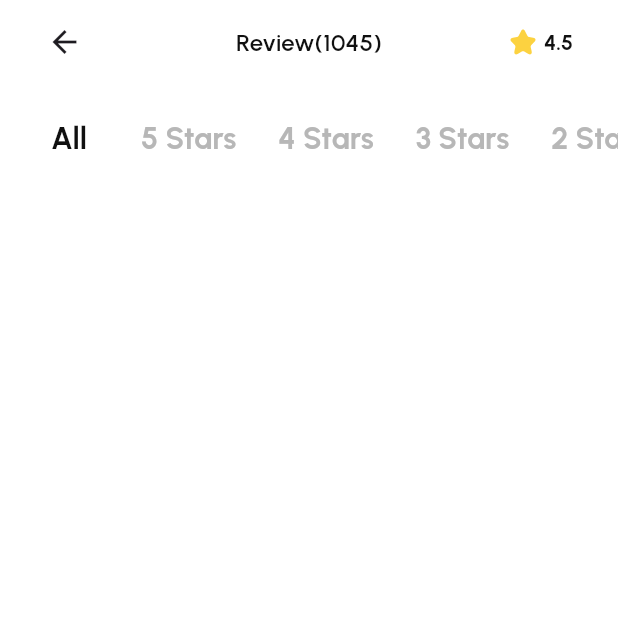
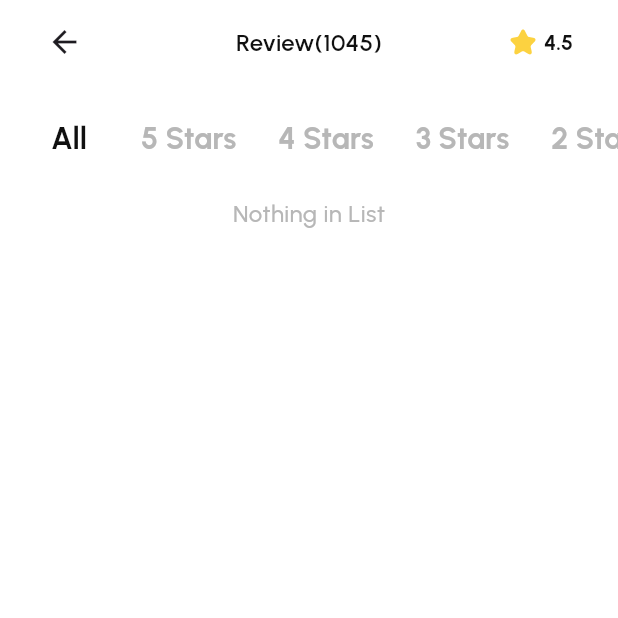
Before and after one commit to anjalmaharjan/Shoesly, a Flutter app: the ProductReviewPage screen opened directly with empty values, on a phone screen of 412 x 824 dp, the top half of it. Run offline on Flutter 3.47's test engine with Material 3 defaults, Android fonts, the phone set to English and light mode, and no system bars; our stand-ins replace bloc, cloud_firestore, firebase_core, firebase_messaging, flutter_bloc, flutter_local_notifications and 5 more; accounts and stored records are empty.

Commit message:
feat: review rating list implementation

```diff
--- a/lib/feature/product_review/presentation/cubit/product_review_state.dart
+++ b/lib/feature/product_review/presentation/cubit/product_review_state.dart
@@ -5,5 +5,6 @@ class ProductReviewState with _$ProductReviewState {
   const ProductReviewState._();
   const factory ProductReviewState({
     @Default(0) selectedCategoryIndex,
+    List<Review>? reviewList,
   }) = _ProductReviewState;
 }
--- a/lib/feature/product_review/presentation/pages/product_review_page.dart
+++ b/lib/feature/product_review/presentation/pages/product_review_page.dart
@@ -1,6 +1,7 @@
 import 'package:flutter/material.dart';
 import 'package:flutter_bloc/flutter_bloc.dart';
 import 'package:flutter_svg/flutter_svg.dart';
+import 'package:shoesly/core/theme/styles_manager.dart';
 import 'package:shoesly/feature/product_review/presentation/cubit/product_review_cubit.dart';
 
 import '../../../../core/core.dart';
@@ -14,21 +15,13 @@ class ProductReviewPage extends StatefulWidget {
 }
 
 class _ProductReviewPageState extends State<ProductReviewPage> {
-  List reviewCategoryList = [
-    'All',
-    "5 Stars",
-    "4 Stars",
-    '3 Stars',
-    "2 Stars",
-    '1 Star'
-  ];
-
   @override
   Widget build(BuildContext context) {
     final product = ModalRoute.of(context)?.settings.arguments as ProductModel;
 
     return BlocProvider(
-      create: (context) => ProductReviewCubit(),
+      create: (context) =>
+          ProductReviewCubit()..sortReviewList(product.review!),
       child: Scaffold(
         appBar: AppBar(
           centerTitle: true,
@@ -75,7 +68,9 @@ class _ProductReviewPageState extends State<ProductReviewPage> {
                             : EdgeInsets.zero,
                         child: CategoryItem(
                           isSelected: state.selectedCategoryIndex == index,
-                          text: reviewCategoryList[index],
+                          text: context
+                              .read<ProductReviewCubit>()
+                              .reviewCategoryList[index],
                           onPressed: () {
                             context
                                 .read<ProductReviewCubit>()
@@ -85,27 +80,46 @@ class _ProductReviewPageState extends State<ProductReviewPage> {
                       ),
                       separatorBuilder: (context, index) =>
                           const SizedBox(width: 4),
-                      itemCount: reviewCategoryList.length,
+                      itemCount: context
+                          .read<ProductReviewCubit>()
+                          .reviewCategoryList
+                          .length,
                     );
                   },
                 ),
               ),
-              Expanded(
+              BlocBuilder<ProductReviewCubit, ProductReviewState>(
+                builder: (context, state) {
+                  return Expanded(
                     child: ListView.separated(
                       padding: const EdgeInsets.only(
                           top: 20, bottom: 70, right: 30, left: 30),
                       shrinkWrap: true,
                       itemBuilder: (context, index) {
-                    return CommentItemWidget(
-                      commentModel: product.review?[index],
+                        return state.reviewList!.isEmpty
+                            ? Center(
+                                child: Text(
+                                  "Nothing in List",
+                                  style: getMediumtyle(
+                                    color: AppColors.unselectedTextColor,
+                                    fontSize: FontSize.s16,
+                                  ),
+                                ),
+                              )
+                            : CommentItemWidget(
+                                commentModel: state.reviewList?[index],
                               );
                       },
                       separatorBuilder: (BuildContext context, int index) =>
                           const SizedBox(
                         height: 30,
                       ),
-                  itemCount: product.review?.length ?? 0,
+                      itemCount: state.reviewList!.isEmpty
+                          ? 1
+                          : state.reviewList?.length ?? 0,
                     ),
+                  );
+                },
               )
             ],
           ),
```
Also changed, not shown: lib/feature/product_review/presentation/cubit/product_review_cubit.dart (+33 -1 lines), lib/feature/product_review/presentation/cubit/product_review_cubit.freezed.dart. Lines whose indentation alone changed are shown as unchanged.
